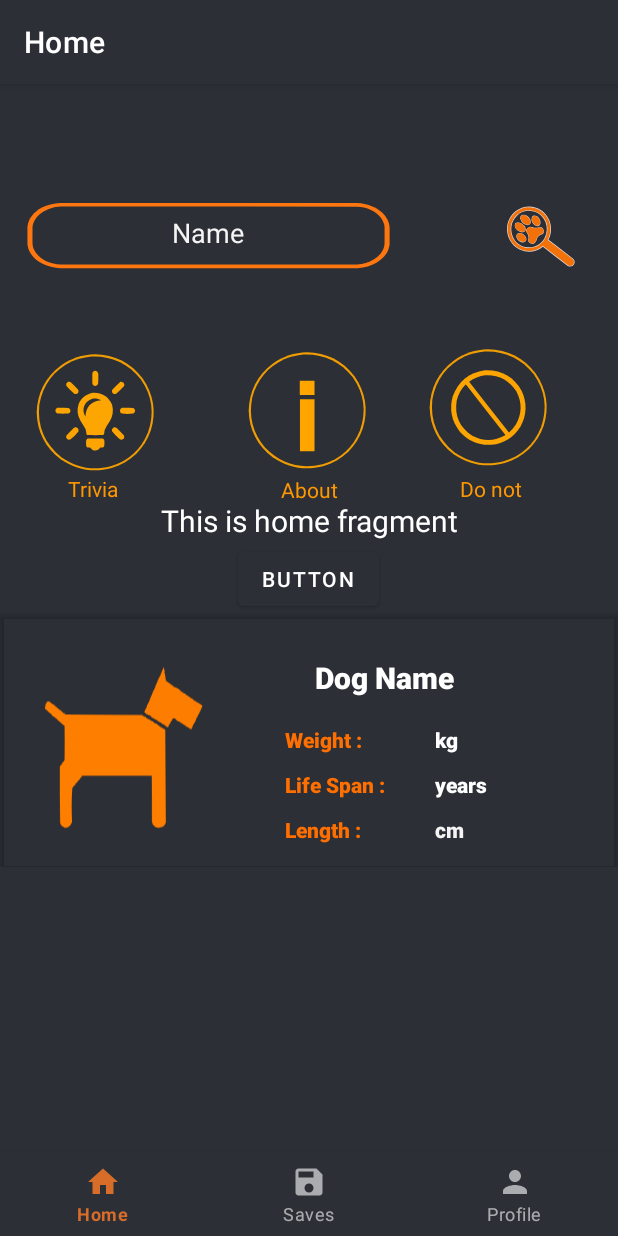
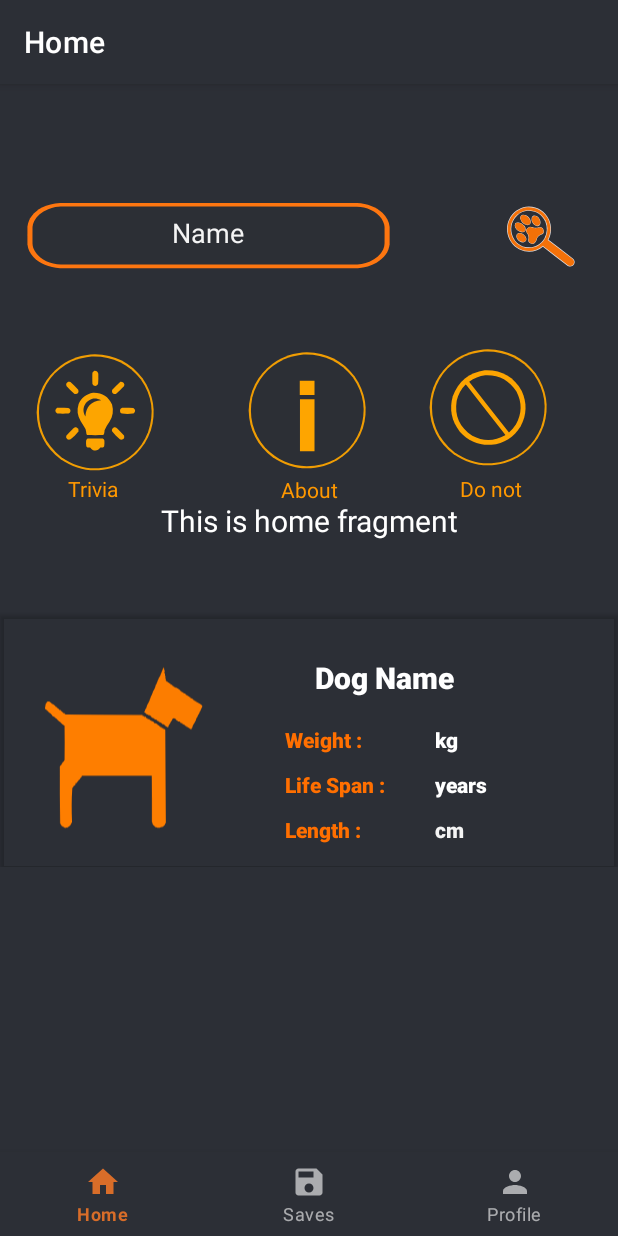
Before and after one commit to marklawrencemdavid/Dog-API, an Android app: the screen it shows after launch (MainActivity), on a phone screen of 412 x 824 dp. Run offline under Robolectric (Android 15) with nearby library versions, the phone set to English and light mode, and no system bars; our stand-ins replace Dagger/Hilt's generated code, Firebase (no records; nobody signed in at launch, a user with empty details on screens opened directly), navigation-ui; Roboto replaces fonts that are not available here; 1 statement that could not run was skipped.

Commit message:
Committed Changes - Remove button

```diff
--- a/app/src/main/res/layout/activity_main.xml
+++ b/app/src/main/res/layout/activity_main.xml
@@ -34,16 +34,4 @@
         app:layout_constraintRight_toRightOf="parent"
         app:menu="@menu/bottom_nav_menu" />
 
-    <Button
-        android:id="@+id/button"
-        android:layout_width="wrap_content"
-        android:layout_height="wrap_content"
-        android:text="Button"
-        app:layout_constraintBottom_toTopOf="@+id/nav_view"
-        app:layout_constraintEnd_toEndOf="@+id/nav_host_fragment_activity_main"
-        app:layout_constraintHorizontal_bias="0.498"
-        app:layout_constraintStart_toStartOf="@+id/nav_host_fragment_activity_main"
-        app:layout_constraintTop_toTopOf="@+id/nav_host_fragment_activity_main"
-        app:layout_constraintVertical_bias="0.411" />
-
 </androidx.constraintlayout.widget.ConstraintLayout>
```
